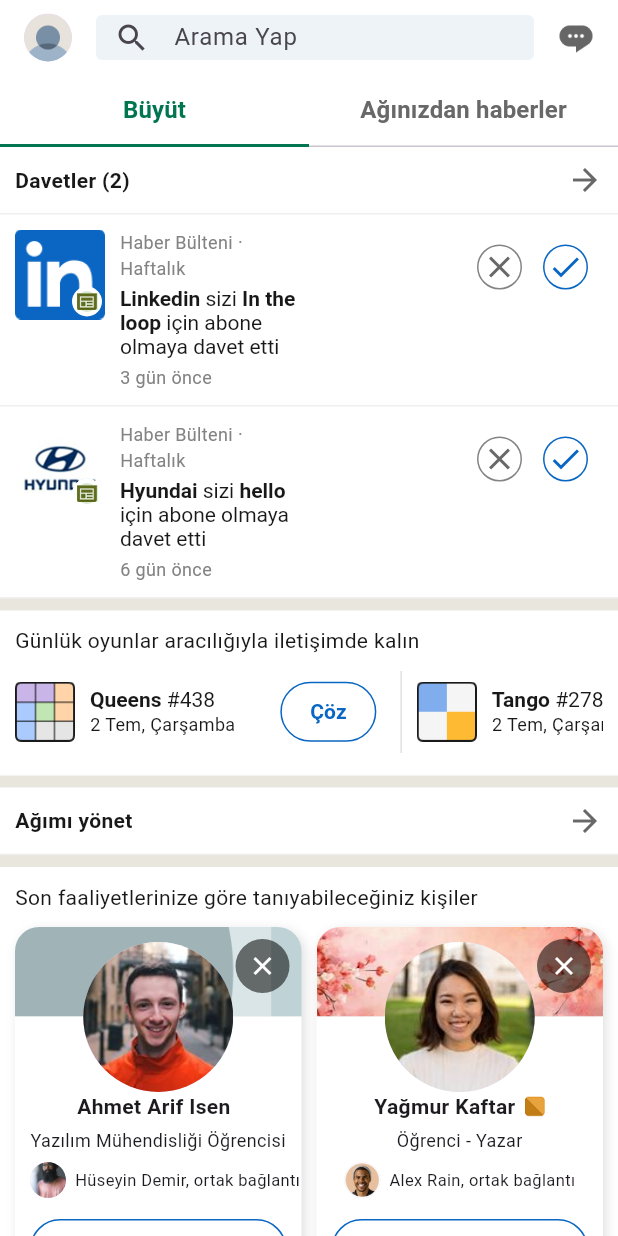
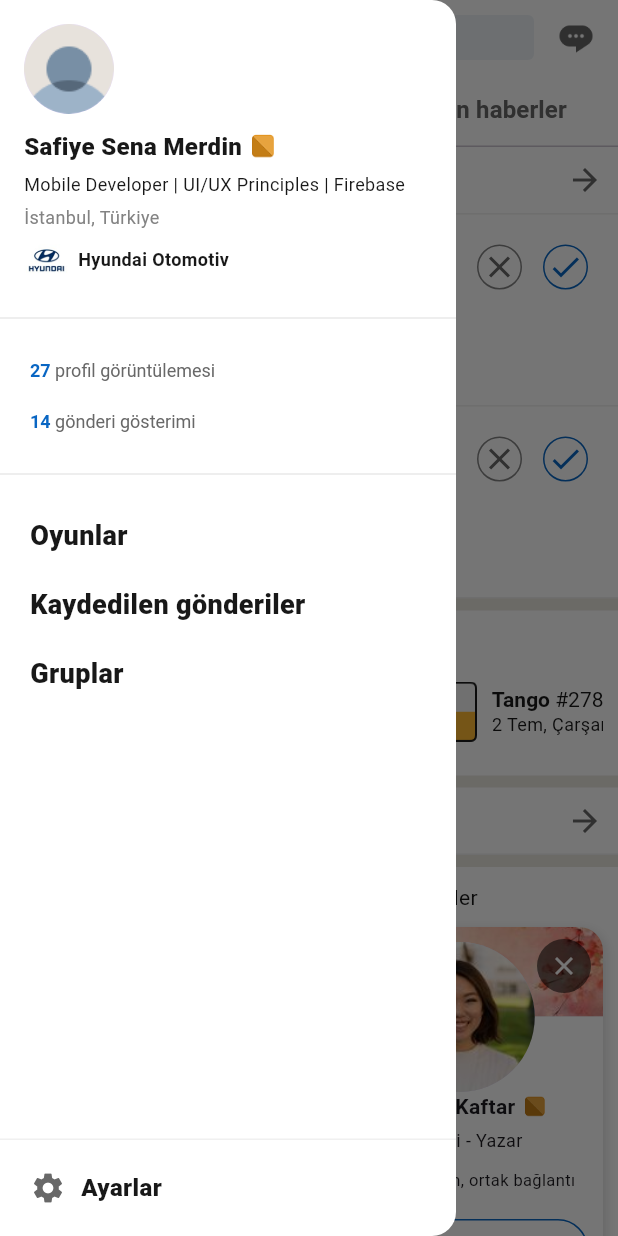
Before and after one commit to ssena-201903/linkedin-clone, a Flutter app: the NetworkPage screen opened directly, with the side drawer open (before the commit the screen has no drawer), on a phone screen of 412 x 824 dp. Run offline on Flutter 3.47's test engine with Material 3 defaults, Android fonts, the phone set to English and light mode, and no system bars.

Commit message:
done structure of drawer & created custom drawer and custom sliver appbar

```diff
--- a/lib/main.dart
+++ b/lib/main.dart
@@ -1,8 +1,11 @@
 import 'package:flutter/material.dart';
 import 'package:linkedin_clone/constants/constants.dart';
+import 'package:linkedin_clone/layout/main_shell.dart';
+import 'package:linkedin_clone/views/home/home_page.dart';
 // import 'package:linkedin_clone/layout/main_shell.dart';
 import 'package:linkedin_clone/views/network/network_haberler.dart';
 import 'package:linkedin_clone/views/network/network_page.dart';
+import 'package:linkedin_clone/widgets/custom_drawer.dart';
 // import 'package:linkedin_clone/layout/main_shell.dart';
 // import 'package:linkedin_clone/views/network/network_page.dart';
 
@@ -54,7 +57,7 @@ class MyApp extends StatelessWidget {
           foregroundColor: Colors.white,
         ),
       ),
-      home: NetworkPage(),
+      home: MainShell(),
     );
   }
 }
--- a/lib/views/network/network_page.dart
+++ b/lib/views/network/network_page.dart
@@ -3,6 +3,8 @@ import 'package:linkedin_clone/constants/constants.dart';
 import 'package:linkedin_clone/views/messages/messages_page.dart';
 import 'package:linkedin_clone/views/network/network_buyut.dart';
 import 'package:linkedin_clone/views/network/network_haberler.dart';
+import 'package:linkedin_clone/widgets/custom_drawer.dart';
+import 'package:linkedin_clone/widgets/custom_sliver_appbar.dart';
 
 class NetworkPage extends StatefulWidget {
   const NetworkPage({super.key});
@@ -12,6 +14,9 @@ class NetworkPage extends StatefulWidget {
 }
 
 class _NetworkPageState extends State<NetworkPage> {
+  // global key for drawer
+  final GlobalKey<ScaffoldState> _scaffoldKey = GlobalKey<ScaffoldState>();
+
   @override
   Widget build(BuildContext context) {
     // there is tabbar so started with DefaultTabController
@@ -19,66 +24,22 @@ class _NetworkPageState extends State<NetworkPage> {
       // tab count
       length: 2,
       child: Scaffold(
+        drawer: CustomDrawer(),
+        key: _scaffoldKey,
         backgroundColor: Constants.bgPageColor,
         body: NestedScrollView(
           headerSliverBuilder:
               (context, innerBoxIsScrolled) => [
                 // sliver appbar, will be invisible while scrolling
-                SliverAppBar(
-                  backgroundColor: Constants.mainWhiteTone,
-                  toolbarHeight: Constants.sliverAppbarHeight,
-                  title: Row(
-                    children: [
-                      // created circle avatar inside sliver appbar
-                      CircleAvatar(
-                        backgroundImage: AssetImage(
-                          'assets/images/profile_picture_placeholder.png',
-                        ),
-                        radius: Constants.appbarCircleAvatarRadius,
-                      ),
-                      SizedBox(width: Constants.appbarSizedBox),
-                      // created "arama yap" textfield
-                      Expanded(
-                        // put the textfield inside a container because of giving height.
-                        child: Container(
-                          height: Constants.appbarSearchHeight,
-                          child: TextField(
-                            decoration: InputDecoration(
-                              prefixIcon: SizedBox(
-                                height: Constants.appbarSearchIconSize,
-                                width: Constants.appbarSearchIconSize,
-                                child: Icon(Icons.search),
-                              ),
-                              contentPadding: EdgeInsets.zero,
-                              filled: true,
-                              fillColor: Color(0xffEEF3F7),
-                              border: OutlineInputBorder(
-                                borderRadius: BorderRadius.circular(4),
-                                borderSide: BorderSide.none,
-                              ),
-                              hintText: "Arama Yap",
-                            ),
-                          ),
-                        ),
-                      ),
-                      SizedBox(width: Constants.appbarSizedBox),
-                      // message icon to go message page
-                      GestureDetector(
-                        onTap: () {
-                          Navigator.of(context).push(
-                            MaterialPageRoute(
-                              builder: (context) => MessagesPage(),
-                            ),
-                          );
-                        },
-                        child: SizedBox(
-                          height: Constants.appbarIconSize,
-                          width: Constants.appbarIconSize,
-                          child: Image.asset("assets/icons/message.png"),
-                        ),
-                      ),
-                    ],
-                  ),
+                CustomSliverAppBar(
+                  onProfileTap: () {
+                    _scaffoldKey.currentState?.openDrawer();
+                  },
+                  onMessageTap: () {
+                    Navigator.of(context).push(
+                      MaterialPageRoute(builder: (context) => MessagesPage()),
+                    );
+                  },
                 ),
 
                 // tabbar will be sticky while scrolling
@@ -91,7 +52,7 @@ class _NetworkPageState extends State<NetworkPage> {
                       labelColor: Constants.tabbarSelectedLabelColor,
                       labelStyle: TextStyle(
                         fontSize: Constants.tabbarFontsize,
-                        fontWeight: Constants.tabbarLabelWeight
+                        fontWeight: Constants.tabbarLabelWeight,
                       ),
                       unselectedLabelColor: Constants.mainDarkGreyColor,
                       indicatorColor: Constants.mainGreenColor,
@@ -103,10 +64,7 @@ class _NetworkPageState extends State<NetworkPage> {
                   ),
                 ),
               ],
-          body: TabBarView(children: [
-            NetworkBuyut(),
-            NetworkHaberler(),
-          ]),
+          body: TabBarView(children: [NetworkBuyut(), NetworkHaberler()]),
         ),
       ),
     );
@@ -125,7 +83,11 @@ class _TabBarDelegate extends SliverPersistentHeaderDelegate {
   double get maxExtent => _tabBar.preferredSize.height; // Maximum height also equals TabBar's height
 
   @override
-  Widget build(BuildContext context, double shrinkOffset, bool overlapsContent) {
+  Widget build(
+    BuildContext context,
+    double shrinkOffset,
+    bool overlapsContent,
+  ) {
     return Container(
       color: Colors.white, // Background color of the pinned header
       child: _tabBar, // Display the TabBar
--- /dev/null
+++ b/lib/widgets/custom_drawer.dart
@@ -0,0 +1,215 @@
+import 'package:flutter/material.dart';
+import 'package:linkedin_clone/constants/constants.dart';
+import 'package:linkedin_clone/views/my_text.dart';
+
+class CustomDrawer extends StatelessWidget {
+  const CustomDrawer({super.key});
+
+  @override
+  Widget build(BuildContext context) {
+    return Drawer(
+      backgroundColor: Constants.mainWhiteTone,
+      child: Column(
+        children: [
+          Expanded(
+            child: ListView(
+              padding: EdgeInsets.zero,
+              children: [
+                Padding(
+                  padding: const EdgeInsets.all(16.0),
+                  child: Column(
+                    crossAxisAlignment: CrossAxisAlignment.start,
+                    mainAxisSize: MainAxisSize.min, // içeriğe göre yükseklik al
+                    children: [
+                      CircleAvatar(
+                        backgroundImage: AssetImage(
+                          'assets/images/profile_picture_placeholder.png',
+                        ),
+                        radius: 30,
+                      ),
+                      SizedBox(height: 10),
+                      // name row
+                      Row(
+                        children: [
+                          // name
+                          MyText(
+                            textContent: "Safiye Sena Merdin",
+                            textSize: Constants.fontSizeSubTitle,
+                            textWeight: FontWeight.w900,
+                            textColor: Constants.mainBlackColor,
+                          ),
+                          SizedBox(width: 6,),
+                          // premium logo
+                          SizedBox(height: 16, width: 16, child: Image.asset("assets/icons/premium_logo.png"),)
+                        ],
+                      ),
+                      SizedBox(height: 5),
+                      MyText(
+                        textContent:
+                            "Mobile Developer | UI/UX Principles | Firebase",
+                        textSize: Constants.fontSizeMiniTitle,
+                        textWeight: FontWeight.w400,
+                        textColor: Constants.mainBlackColor,
+                        textOverflow: TextOverflow.ellipsis,
+                        maxLines: 2,
+                      ),
+                      SizedBox(height: 5),
+                      MyText(
+                        textContent: "İstanbul, Türkiye",
+                        textSize: Constants.fontSizeMiniTitle,
+                        textWeight: FontWeight.w400,
+                        textColor: Constants.mainLightGrey,
+                        textOverflow: TextOverflow.ellipsis,
+                      ),
+                      SizedBox(height: 5),
+                      Row(
+                        children: [
+                          SizedBox(
+                            height: 30,
+                            width: 30,
+                            child: Image.asset("assets/icons/hyundai_logo.png"),
+                          ),
+                          SizedBox(width: 6),
+                          Expanded(
+                            child: MyText(
+                              textContent: "Hyundai Otomotiv",
+                              textSize: Constants.fontSizeMiniTitle,
+                              textWeight: FontWeight.w600,
+                              textColor: Constants.mainBlackColor,
+                              textOverflow: TextOverflow.ellipsis,
+                            ),
+                          ),
+                        ],
+                      ),
+                    ],
+                  ),
+                ),
+                Divider(color: Constants.mainBlackColor, thickness: 0.1),
+
+                // views column
+                Padding(
+                  padding: const EdgeInsets.symmetric(
+                    vertical: 20,
+                    horizontal: 20,
+                  ),
+                  child: Column(
+                    mainAxisAlignment: MainAxisAlignment.start,
+                    crossAxisAlignment: CrossAxisAlignment.start,
+                    children: [
+                      // profile view count
+                      RichText(
+                        text: TextSpan(
+                          text: "27",
+                          style: TextStyle(
+                            fontSize: Constants.fontSizeMiniTitle,
+                            fontWeight: FontWeight.bold,
+                            color: Constants.mainColor,
+                          ),
+                          children: [
+                            TextSpan(
+                              text: " profil görüntülemesi",
+                              style: TextStyle(
+                                fontSize: Constants.fontSizeMiniTitle,
+                                fontWeight: FontWeight.w400,
+                                color: Constants.mainDarkGreyColor,
+                              ),
+                            ),
+                          ],
+                        ),
+                      ),
+                      SizedBox(height: 20),
+                      // post view count
+                      RichText(
+                        text: TextSpan(
+                          text: "14",
+                          style: TextStyle(
+                            fontSize: Constants.fontSizeMiniTitle,
+                            fontWeight: FontWeight.bold,
+                            color: Constants.mainColor,
+                          ),
+                          children: [
+                            TextSpan(
+                              text: " gönderi gösterimi",
+                              style: TextStyle(
+                                fontSize: Constants.fontSizeMiniTitle,
+                                fontWeight: FontWeight.w400,
+                                color: Constants.mainDarkGreyColor,
+                              ),
+                            ),
+                          ],
+                        ),
+                      ),
+                    ],
+                  ),
+                ),
+
+                Divider(color: Constants.mainBlackColor, thickness: 0.1),
+
+                // menu
+                Padding(
+                  padding: const EdgeInsets.symmetric(
+                    vertical: 20,
+                    horizontal: 20,
+                  ),
+                  child: Column(
+                    mainAxisAlignment: MainAxisAlignment.start,
+                    crossAxisAlignment: CrossAxisAlignment.start,
+                    children: [
+                      // oyunlar
+                      MyText(
+                        textContent: "Oyunlar",
+                        textSize: 18,
+                        textWeight: FontWeight.w900,
+                        textColor: Constants.mainBlackColor,
+                      ),
+                      SizedBox(height: 20),
+                      // Kaydedilen gönderiler
+                      MyText(
+                        textContent: "Kaydedilen gönderiler",
+                        textSize: 18,
+                        textWeight: FontWeight.w900,
+                        textColor: Constants.mainBlackColor,
+                      ),
+                      SizedBox(height: 20),
+                      // gruplar
+                      MyText(
+                        textContent: "Gruplar",
+                        textSize: 18,
+                        textWeight: FontWeight.w900,
+                        textColor: Constants.mainBlackColor,
+                      ),
+                    ],
+                  ),
+                ),
+              ],
+            ),
+          ),
+
+          // bottom container, ayarlar
+          Row(
+            children: [
+              Expanded(
+                child: Container(
+                  padding: EdgeInsets.all(20),
+                  decoration: BoxDecoration(
+                    border: Border(
+                      top: BorderSide(color: Constants.horizontalDividerColor),
+                    ),
+                  ),
+                  child: Row(
+                    children: [
+                      // settings icon
+                      Icon(Icons.settings, color: Constants.mainDarkGreyColor,),
+                      SizedBox(width: 10),
+                      MyText(textContent: "Ayarlar", textSize: 16, textWeight: FontWeight.w900, textColor: Constants.mainBlackColor)
+                    ],
+                  ),
+                ),
+              ),
+            ],
+          ),
+        ],
+      ),
+    );
+  }
+}
```
Also changed, not shown: lib/views/home/home_page.dart (+67 -58 lines), lib/widgets/custom_sliver_appbar.dart (added, +83 -0 lines).
